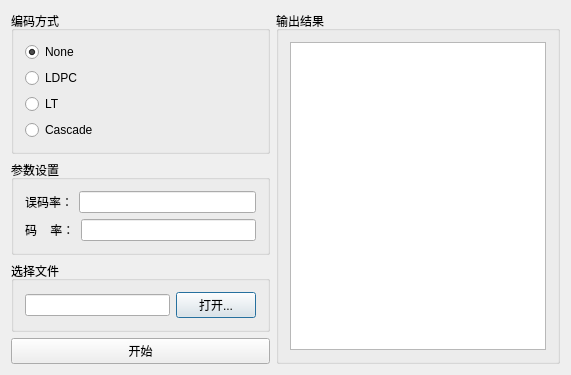
python27/learn_tech, file learn_qt/erasure_code/dialog.ui: the form before one commit.
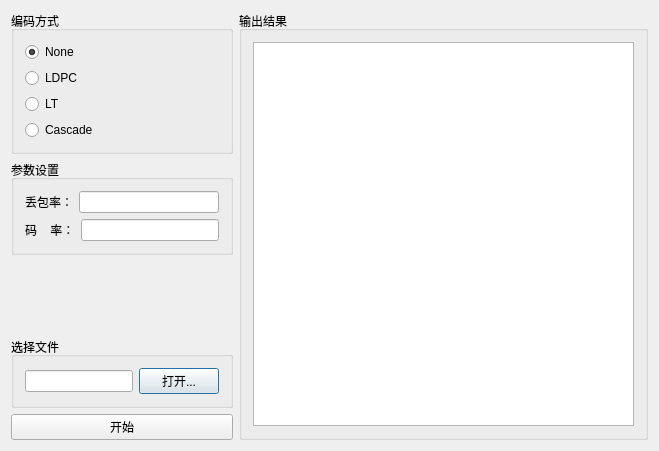
The form after the commit.

Patch:
```diff
--- a/learn_qt/erasure_code/dialog.ui
+++ b/learn_qt/erasure_code/dialog.ui
@@ -6,14 +6,14 @@
    <rect>
     <x>0</x>
     <y>0</y>
-    <width>571</width>
-    <height>372</height>
+    <width>659</width>
+    <height>451</height>
    </rect>
   </property>
   <property name="windowTitle">
    <string>Dialog</string>
   </property>
-  <layout class="QHBoxLayout" name="horizontalLayout_4">
+  <layout class="QHBoxLayout" name="horizontalLayout_5">
    <item>
     <layout class="QVBoxLayout" name="verticalLayout_3">
      <item>
@@ -67,7 +67,7 @@
           <item>
            <widget class="QLabel" name="label">
             <property name="text">
-             <string>误码率：</string>
+             <string>丢包率：</string>
             </property>
            </widget>
           </item>
@@ -86,13 +86,30 @@
            </widget>
           </item>
           <item>
-           <widget class="QLineEdit" name="lineEdit_para_codeRate"/>
+           <widget class="QLineEdit" name="lineEdit_para_codeRate">
+            <property name="placeholderText">
+             <string/>
+            </property>
+           </widget>
           </item>
          </layout>
         </item>
        </layout>
       </widget>
      </item>
+     <item>
+      <spacer name="verticalSpacer">
+       <property name="orientation">
+        <enum>Qt::Vertical</enum>
+       </property>
+       <property name="sizeHint" stdset="0">
+        <size>
+         <width>20</width>
+         <height>40</height>
+        </size>
+       </property>
+      </spacer>
+     </item>
      <item>
       <widget class="QGroupBox" name="groupBox">
        <property name="title">
@@ -123,12 +140,25 @@
    </item>
    <item>
     <widget class="QGroupBox" name="groupBox_2">
+     <property name="sizePolicy">
+      <sizepolicy hsizetype="Preferred" vsizetype="Preferred">
+       <horstretch>2</horstretch>
+       <verstretch>0</verstretch>
+      </sizepolicy>
+     </property>
      <property name="title">
       <string>输出结果</string>
      </property>
-     <layout class="QGridLayout" name="gridLayout">
-      <item row="0" column="0">
-       <widget class="QTextEdit" name="textEdit"/>
+     <layout class="QHBoxLayout" name="horizontalLayout_4">
+      <item>
+       <widget class="QTextEdit" name="textEdit">
+        <property name="sizePolicy">
+         <sizepolicy hsizetype="Preferred" vsizetype="Preferred">
+          <horstretch>2</horstretch>
+          <verstretch>0</verstretch>
+         </sizepolicy>
+        </property>
+       </widget>
       </item>
      </layout>
     </widget>
```
Left out of the diff: 2 changed lines with no effect on the pictures.
